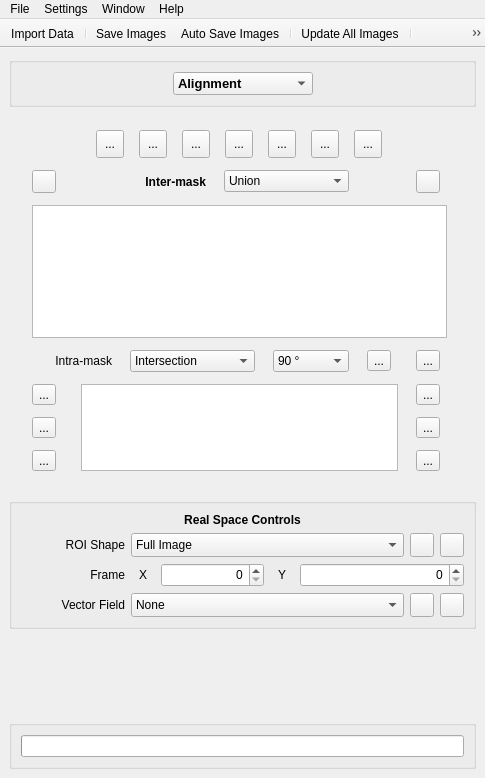
This is gui/Quant4D_FigForm.ui in bryandesser/pyQuant4D as Qt 5 draws it before an edit. The edited form follows.
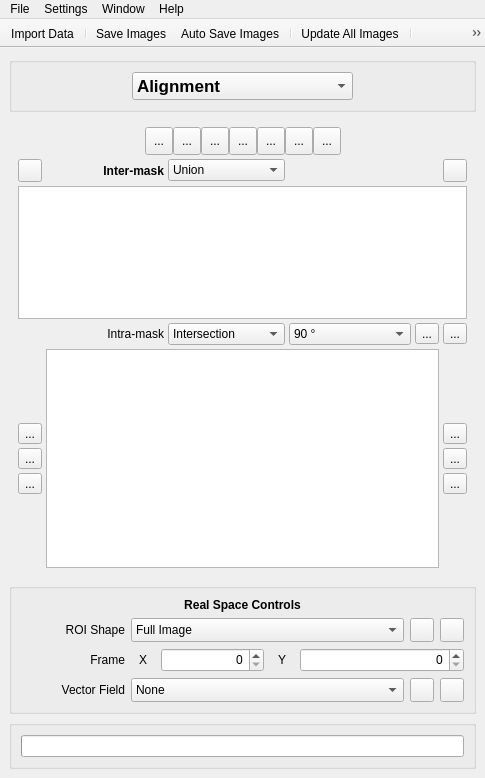
This is the edited form. The open tabs and pages were chosen to show the change. Icons and pictures are not drawn. Custom widgets are drawn as their Qt base class.

Patch:
```diff
--- a/gui/Quant4D_FigForm.ui
+++ b/gui/Quant4D_FigForm.ui
@@ -1849,22 +1849,11 @@
          </layout>
         </widget>
         <widget class="QWidget" name="CustomDetectorTab">
-         <layout class="QGridLayout" name="gridLayout_5" columnminimumwidth="31,31,31,31,31,31,31,31,31">
+         <layout class="QGridLayout" name="gridLayout_5" rowstretch="0,0,1,0,1,0,0">
           <property name="spacing">
            <number>4</number>
           </property>
           <item row="3" column="8">
-           <widget class="QToolButton" name="CDRotCW">
-            <property name="text">
-             <string>...</string>
-            </property>
-            <property name="icon">
-             <iconset>
-              <normaloff>icons/right_rotate.png</normaloff>icons/right_rotate.png</iconset>
-            </property>
-           </widget>
-          </item>
-          <item row="3" column="7">
            <widget class="QToolButton" name="CDRotCCW">
             <property name="text">
              <string>...</string>
@@ -1875,7 +1864,47 @@
             </property>
            </widget>
           </item>
-          <item row="3" column="5" colspan="2">
+          <item row="1" column="4" colspan="2">
+           <widget class="QComboBox" name="CDInterMask">
+            <property name="minimumSize">
+             <size>
+              <width>85</width>
+              <height>0</height>
+             </size>
+            </property>
+            <item>
+             <property name="text">
+              <string>Union</string>
+             </property>
+            </item>
+            <item>
+             <property name="text">
+              <string>Intersection</string>
+             </property>
+            </item>
+            <item>
+             <property name="text">
+              <string>Additive</string>
+             </property>
+            </item>
+            <item>
+             <property name="text">
+              <string>Current Only</string>
+             </property>
+            </item>
+           </widget>
+          </item>
+          <item row="3" column="2" colspan="2">
+           <widget class="QLabel" name="CDIntraMaskLabel">
+            <property name="text">
+             <string>Intra-mask</string>
+            </property>
+            <property name="alignment">
+             <set>Qt::AlignRight|Qt::AlignTrailing|Qt::AlignVCenter</set>
+            </property>
+           </widget>
+          </item>
+          <item row="3" column="6" colspan="2">
            <widget class="QComboBox" name="CDRotStep">
             <property name="currentIndex">
              <number>1</number>
@@ -1942,208 +1971,27 @@
             </item>
            </widget>
           </item>
-          <item row="1" column="8">
-           <widget class="QToolButton" name="CDDelMask">
-            <property name="text">
-             <string/>
-            </property>
-            <property name="icon">
-             <iconset>
-              <normaloff>icons/delete.png</normaloff>icons/delete.png</iconset>
-            </property>
-           </widget>
-          </item>
-          <item row="1" column="1" colspan="3">
-           <widget class="QLabel" name="CDInterMaskLabel">
-            <property name="minimumSize">
-             <size>
-              <width>75</width>
-              <height>0</height>
-             </size>
-            </property>
-            <property name="font">
-             <font>
-              <weight>75</weight>
-              <bold>true</bold>
-             </font>
-            </property>
-            <property name="text">
-             <string>Inter-mask</string>
-            </property>
-            <property name="alignment">
-             <set>Qt::AlignRight|Qt::AlignTrailing|Qt::AlignVCenter</set>
-            </property>
-           </widget>
-          </item>
-          <item row="3" column="0" colspan="2">
-           <widget class="QLabel" name="CDIntraMaskLabel">
-            <property name="text">
-             <string>Intra-mask</string>
-            </property>
-            <property name="alignment">
-             <set>Qt::AlignRight|Qt::AlignTrailing|Qt::AlignVCenter</set>
-            </property>
-           </widget>
-          </item>
-          <item row="5" column="0">
-           <widget class="QToolButton" name="CDInvert">
-            <property name="text">
-             <string>...</string>
-            </property>
-            <property name="icon">
-             <iconset>
-              <normaloff>icons/invertColors.png</normaloff>icons/invertColors.png</iconset>
-            </property>
-           </widget>
-          </item>
-          <item row="1" column="0">
-           <widget class="QToolButton" name="ShowDfrnMaskWdw">
-            <property name="text">
-             <string/>
-            </property>
-            <property name="icon">
-             <iconset>
-              <normaloff>icons/Aperture.png</normaloff>icons/Aperture.png</iconset>
-            </property>
-           </widget>
-          </item>
-          <item row="2" column="0" colspan="9">
-           <widget class="QTableWidget" name="CDT">
-            <property name="minimumSize">
-             <size>
-              <width>0</width>
-              <height>0</height>
-             </size>
-            </property>
-            <property name="maximumSize">
-             <size>
-              <width>16777215</width>
-              <height>133</height>
-             </size>
-            </property>
-           </widget>
-          </item>
-          <item row="1" column="4" colspan="3">
-           <widget class="QComboBox" name="CDInterMask">
-            <property name="minimumSize">
-             <size>
-              <width>85</width>
-              <height>0</height>
-             </size>
-            </property>
-            <item>
-             <property name="text">
-              <string>Union</string>
-             </property>
-            </item>
-            <item>
-             <property name="text">
-              <string>Intersection</string>
-             </property>
-            </item>
-            <item>
-             <property name="text">
-              <string>Additive</string>
-             </property>
-            </item>
-            <item>
-             <property name="text">
-              <string>Current Only</string>
-             </property>
-            </item>
-           </widget>
-          </item>
-          <item row="4" column="0">
-           <widget class="QToolButton" name="CDMirror">
-            <property name="text">
-             <string>...</string>
-            </property>
-            <property name="icon">
-             <iconset>
-              <normaloff>icons/mirrored.png</normaloff>icons/mirrored.png</iconset>
-            </property>
-           </widget>
-          </item>
-          <item row="3" column="2" colspan="3">
-           <widget class="QComboBox" name="CDIntraMask">
-            <property name="minimumSize">
-             <size>
-              <width>85</width>
-              <height>0</height>
-             </size>
-            </property>
-            <property name="currentIndex">
-             <number>1</number>
-            </property>
-            <item>
-             <property name="text">
-              <string>Union</string>
-             </property>
-            </item>
-            <item>
-             <property name="text">
-              <string>Intersection</string>
-             </property>
-            </item>
-            <item>
-             <property name="text">
-              <string>Additive</string>
-             </property>
-            </item>
-           </widget>
-          </item>
-          <item row="6" column="0">
-           <widget class="QToolButton" name="CDColor">
-            <property name="text">
-             <string>...</string>
-            </property>
-            <property name="icon">
-             <iconset>
-              <normaloff>icons/colorPicker.png</normaloff>icons/colorPicker.png</iconset>
-            </property>
-           </widget>
-          </item>
-          <item row="4" column="8">
-           <widget class="QToolButton" name="CDFlipHorz">
-            <property name="text">
-             <string>...</string>
-            </property>
-            <property name="icon">
-             <iconset>
-              <normaloff>icons/mirrorHorz.png</normaloff>icons/mirrorHorz.png</iconset>
-            </property>
-           </widget>
-          </item>
-          <item row="5" column="8">
-           <widget class="QToolButton" name="CDFlipVert">
-            <property name="text">
-             <string>...</string>
-            </property>
-            <property name="icon">
-             <iconset>
-              <normaloff>icons/mirrorVert.png</normaloff>icons/mirrorVert.png</iconset>
-            </property>
-           </widget>
-          </item>
-          <item row="6" column="8">
-           <widget class="QToolButton" name="CDTranspose">
-            <property name="text">
-             <string>...</string>
-            </property>
-            <property name="icon">
-             <iconset>
-              <normaloff>icons/transpose.png</normaloff>icons/transpose.png</iconset>
-            </property>
-           </widget>
-          </item>
-          <item row="4" column="1" rowspan="3" colspan="7">
-           <widget class="QTableWidget" name="CDDTable"/>
-          </item>
-          <item row="0" column="1" colspan="7">
+          <item row="0" column="2" colspan="7">
            <layout class="QHBoxLayout" name="CDNewMaskHGrid">
             <property name="spacing">
              <number>0</number>
             </property>
+            <property name="sizeConstraint">
+             <enum>QLayout::SetDefaultConstraint</enum>
+            </property>
+            <item>
+             <spacer name="horizontalSpacer_2">
+              <property name="orientation">
+               <enum>Qt::Horizontal</enum>
+              </property>
+              <property name="sizeHint" stdset="0">
+               <size>
+                <width>40</width>
+                <height>20</height>
+               </size>
+              </property>
+             </spacer>
+            </item>
             <item>
              <widget class="QToolButton" name="CDNewCircle">
               <property name="minimumSize">
@@ -2305,15 +2153,256 @@
               </property>
              </widget>
             </item>
+            <item>
+             <spacer name="horizontalSpacer_3">
+              <property name="orientation">
+               <enum>Qt::Horizontal</enum>
+              </property>
+              <property name="sizeHint" stdset="0">
+               <size>
+                <width>40</width>
+                <height>20</height>
+               </size>
+              </property>
+             </spacer>
+            </item>
            </layout>
           </item>
+          <item row="3" column="4" colspan="2">
+           <widget class="QComboBox" name="CDIntraMask">
+            <property name="minimumSize">
+             <size>
+              <width>85</width>
+              <height>0</height>
+             </size>
+            </property>
+            <property name="currentIndex">
+             <number>1</number>
+            </property>
+            <item>
+             <property name="text">
+              <string>Union</string>
+             </property>
+            </item>
+            <item>
+             <property name="text">
+              <string>Intersection</string>
+             </property>
+            </item>
+            <item>
+             <property name="text">
+              <string>Additive</string>
+             </property>
+            </item>
+           </widget>
+          </item>
+          <item row="1" column="2" colspan="2">
+           <widget class="QLabel" name="CDInterMaskLabel">
+            <property name="minimumSize">
+             <size>
+              <width>75</width>
+              <height>0</height>
+             </size>
+            </property>
+            <property name="font">
+             <font>
+              <weight>75</weight>
+              <bold>true</bold>
+             </font>
+            </property>
+            <property name="text">
+             <string>Inter-mask</string>
+            </property>
+            <property name="alignment">
+             <set>Qt::AlignRight|Qt::AlignTrailing|Qt::AlignVCenter</set>
+            </property>
+           </widget>
+          </item>
+          <item row="4" column="2" colspan="7">
+           <widget class="QTableWidget" name="CDDTable"/>
+          </item>
+          <item row="4" column="9">
+           <layout class="QVBoxLayout" name="verticalLayout_5">
+            <item>
+             <spacer name="verticalSpacer_5">
+              <property name="orientation">
+               <enum>Qt::Vertical</enum>
+              </property>
+              <property name="sizeHint" stdset="0">
+               <size>
+                <width>20</width>
+                <height>40</height>
+               </size>
+              </property>
+             </spacer>
+            </item>
+            <item>
+             <widget class="QToolButton" name="CDTranspose">
+              <property name="text">
+               <string>...</string>
+              </property>
+              <property name="icon">
+               <iconset>
+                <normaloff>icons/transpose.png</normaloff>icons/transpose.png</iconset>
+              </property>
+             </widget>
+            </item>
+            <item>
+             <widget class="QToolButton" name="CDFlipVert">
+              <property name="text">
+               <string>...</string>
+              </property>
+              <property name="icon">
+               <iconset>
+                <normaloff>icons/mirrorVert.png</normaloff>icons/mirrorVert.png</iconset>
+              </property>
+             </widget>
+            </item>
+            <item>
+             <widget class="QToolButton" name="CDFlipHorz">
+              <property name="text">
+               <string>...</string>
+              </property>
+              <property name="icon">
+               <iconset>
+                <normaloff>icons/mirrorHorz.png</normaloff>icons/mirrorHorz.png</iconset>
+              </property>
+             </widget>
+            </item>
+            <item>
+             <spacer name="verticalSpacer_6">
+              <property name="orientation">
+               <enum>Qt::Vertical</enum>
+              </property>
+              <property name="sizeHint" stdset="0">
+               <size>
+                <width>20</width>
+                <height>40</height>
+               </size>
+              </property>
+             </spacer>
+            </item>
+           </layout>
+          </item>
+          <item row="3" column="9">
+           <widget class="QToolButton" name="CDRotCW">
+            <property name="text">
+             <string>...</string>
+            </property>
+            <property name="icon">
+             <iconset>
+              <normaloff>icons/right_rotate.png</normaloff>icons/right_rotate.png</iconset>
+            </property>
+           </widget>
+          </item>
+          <item row="1" column="9">
+           <widget class="QToolButton" name="CDDelMask">
+            <property name="text">
+             <string/>
+            </property>
+            <property name="icon">
+             <iconset>
+              <normaloff>icons/delete.png</normaloff>icons/delete.png</iconset>
+            </property>
+           </widget>
+          </item>
+          <item row="4" column="1">
+           <layout class="QVBoxLayout" name="verticalLayout_4">
+            <item>
+             <spacer name="verticalSpacer_3">
+              <property name="orientation">
+               <enum>Qt::Vertical</enum>
+              </property>
+              <property name="sizeHint" stdset="0">
+               <size>
+                <width>20</width>
+                <height>40</height>
+               </size>
+              </property>
+             </spacer>
+            </item>
+            <item>
+             <widget class="QToolButton" name="CDMirror">
+              <property name="text">
+               <string>...</string>
+              </property>
+              <property name="icon">
+               <iconset>
+                <normaloff>icons/mirrored.png</normaloff>icons/mirrored.png</iconset>
+              </property>
+             </widget>
+            </item>
+            <item>
+             <widget class="QToolButton" name="CDInvert">
+              <property name="text">
+               <string>...</string>
+              </property>
+              <property name="icon">
+               <iconset>
+                <normaloff>icons/invertColors.png</normaloff>icons/invertColors.png</iconset>
+              </property>
+             </widget>
+            </item>
+            <item>
+             <widget class="QToolButton" name="CDColor">
+              <property name="text">
+               <string>...</string>
+              </property>
+              <property name="icon">
+               <iconset>
+                <normaloff>icons/colorPicker.png</normaloff>icons/colorPicker.png</iconset>
+              </property>
+             </widget>
+            </item>
+            <item>
+             <spacer name="verticalSpacer_4">
+              <property name="orientation">
+               <enum>Qt::Vertical</enum>
+              </property>
+              <property name="sizeHint" stdset="0">
+               <size>
+                <width>20</width>
+                <height>40</height>
+               </size>
+              </property>
+             </spacer>
+            </item>
+           </layout>
+          </item>
+          <item row="2" column="1" colspan="9">
+           <widget class="QTableWidget" name="CDT">
+            <property name="minimumSize">
+             <size>
+              <width>0</width>
+              <height>0</height>
+             </size>
+            </property>
+            <property name="maximumSize">
+             <size>
+              <width>16777215</width>
+              <height>133</height>
+             </size>
+            </property>
+           </widget>
+          </item>
+          <item row="1" column="1">
+           <widget class="QToolButton" name="ShowDfrnMaskWdw">
+            <property name="text">
+             <string/>
+            </property>
+            <property name="icon">
+             <iconset>
+              <normaloff>icons/Aperture.png</normaloff>icons/Aperture.png</iconset>
+            </property>
+           </widget>
+          </item>
          </layout>
         </widget>
        </widget>
       </item>
       <item row="0" column="1">
        <widget class="QGroupBox" name="DetectorModeGroup">
-        <layout class="QHBoxLayout" name="DetectorModeGrid">
+        <layout class="QHBoxLayout" name="DetectorModeGrid" stretch="1,2,1">
          <item>
           <spacer name="DetectorModeHSpaceLeft">
            <property name="orientation">
@@ -2331,7 +2420,7 @@
           <widget class="QComboBox" name="DetrMode">
            <property name="font">
             <font>
-             <pointsize>10</pointsize>
+             <pointsize>13</pointsize>
              <weight>75</weight>
              <bold>true</bold>
             </font>
@@ -2394,19 +2483,6 @@
       </item>
      </layout>
     </item>
-    <item>
-     <spacer name="progressBarVerticalSpacer">
-      <property name="orientation">
-       <enum>Qt::Vertical</enum>
-      </property>
-      <property name="sizeHint" stdset="0">
-       <size>
-        <width>20</width>
-        <height>40</height>
-       </size>
-      </property>
-     </spacer>
-    </item>
     <item>
      <widget class="QGroupBox" name="progressBarPanel">
       <property name="enabled">
```
Left out of the diff: 737 changed lines with no effect on the pictures.
